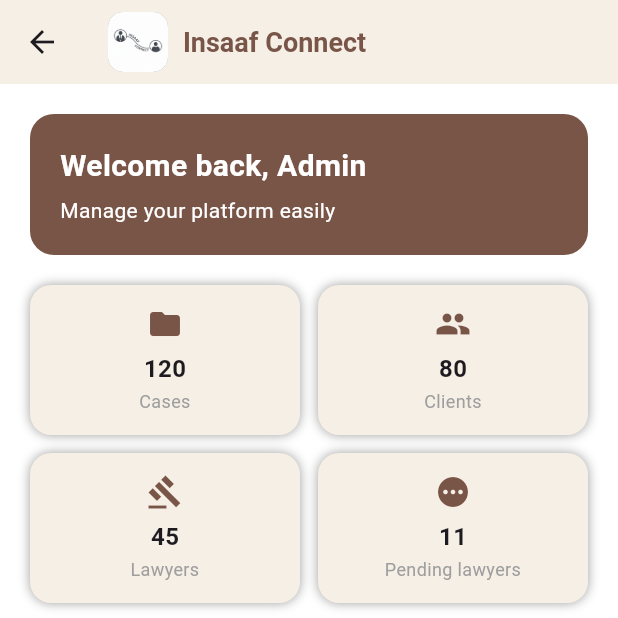
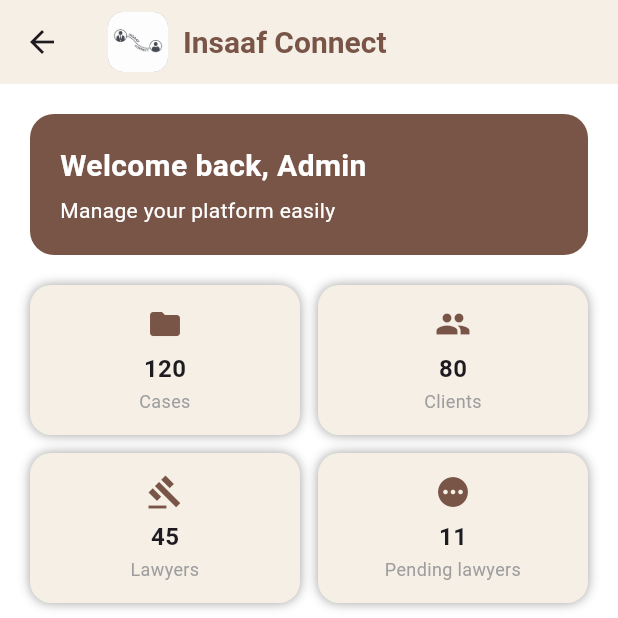
Before and after one commit to insaseemab/frontend, a Flutter app: the AdminDashboardScreen screen opened by its route, on a phone screen of 412 x 824 dp, the top half of it. Run offline on Flutter 3.47's test engine with Material 3 defaults, Android fonts, the light colour scheme and no system bars; our stand-ins replace get, get_storage; accounts and stored records are empty.

Commit message:
font fix

```diff
--- a/lib/screens/dashboard_screen/admin_dashboard.dart
+++ b/lib/screens/dashboard_screen/admin_dashboard.dart
@@ -18,9 +18,6 @@ class _AdminDashboardScreenState extends State<AdminDashboardScreen> {
   final box = GetStorage();
   int currentIndex = 0;
 
-  // Filter state for Payment History
-  String _month = 'All Months';
-  String _type = 'All Types';
 
   @override
   Widget build(BuildContext context) {
@@ -82,7 +79,7 @@ class _AdminDashboardScreenState extends State<AdminDashboardScreen> {
               style: TextStyle(
                   color: Colors.brown,
                   fontWeight: FontWeight.bold,
-                  fontSize: 18),
+                  fontSize: 20),
             ),
           ],
         ),
```
Also changed, not shown: lib/screens/dashboard_screen/managelawyers.dart (+7 -2 lines).
